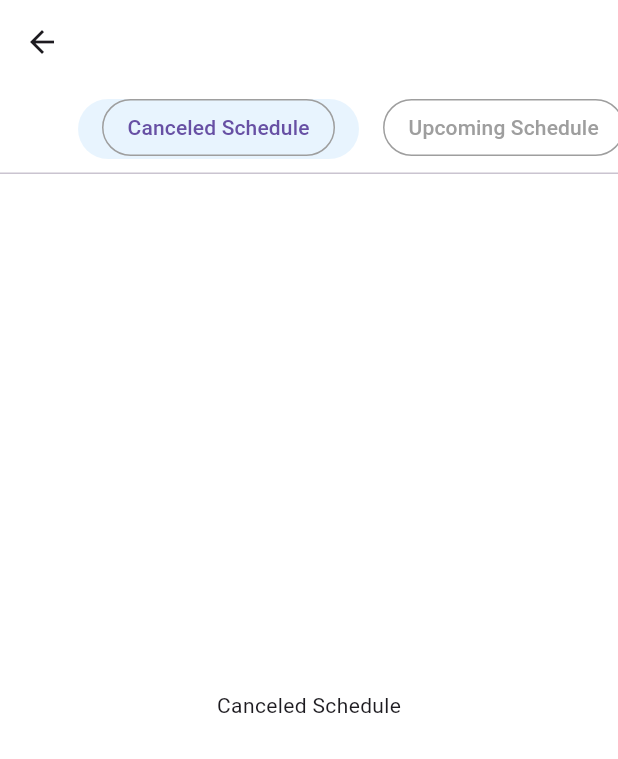
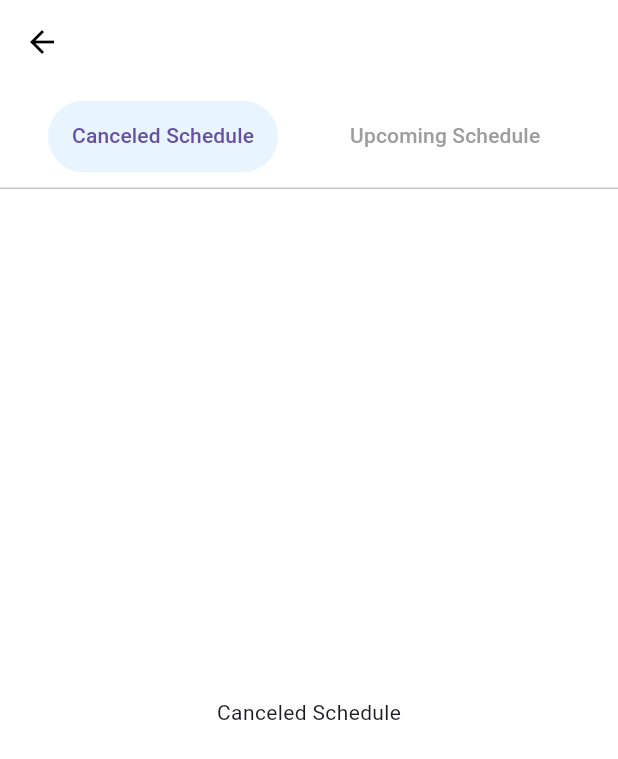
Before and after one commit to Hnayudie/start_project, a Flutter app: the ScheduleScreen screen opened directly, on a phone screen of 412 x 824 dp. Shown: the top 759 px of the screen. Run offline on Flutter 3.47's test engine with Material 3 defaults, Android fonts, the phone set to English and light mode, and no system bars; our stand-ins replace cached_network_image, cloud_firestore, firebase_core, flutter_svg; accounts and stored records are empty; project files that could hold a hidden picture were left out.

```diff
--- a/lib/schedule.dart
+++ b/lib/schedule.dart
@@ -8,91 +8,47 @@ class ScheduleScreen extends StatefulWidget {
 
   @override
   State<ScheduleScreen> createState() => _ScheduleScreenState();
-
 }
 
-class _ScheduleScreenState  extends State<ScheduleScreen> {
+class _ScheduleScreenState extends State<ScheduleScreen> {
   final FirebaseFirestore firestore = FirebaseFirestore.instance;
+
   @override
   Widget build(BuildContext context) {
     return Scaffold(
       backgroundColor: Colors.white,
       appBar: AppBar(
-        backgroundColor: Colors.transparent,
+        backgroundColor: Colors.white,
+        centerTitle: true,
+        iconTheme: const IconThemeData(color: Colors.black),
       ),
       body: DefaultTabController(
         length: 3,
         child: Column(
           children: [
-            Material(
-              child: Container(
-                height: 60,
-                color: Colors.white,
+            // Custom TabBar
+            SizedBox(
+              height: 70,
               child: TabBar(
                 isScrollable: true,
-                  padding: const EdgeInsets.symmetric(vertical: 10),
+                automaticIndicatorColorAdjustment: false,
+                overlayColor: MaterialStateProperty.all<Color>(Colors.transparent),
                 unselectedLabelColor: Colors.grey,
-                  indicatorSize: TabBarIndicatorSize.tab,
+                padding: const EdgeInsets.only(left: 16),
                 indicator: BoxDecoration(
                   borderRadius: BorderRadius.circular(30),
                   color: Colors.blue.withOpacity(0.1),
                 ),
+                tabAlignment: TabAlignment.center,
+
                 tabs: [
-                    Tab(
-                      child: Container(
-                        padding: const EdgeInsets.symmetric(horizontal: 16),
-                        height: 50,
-                        decoration: BoxDecoration(
-                          borderRadius: BorderRadius.circular(30),
-                          border: Border.all(color: Colors.grey, width: 1),
-                        ),
-                        child: const Align(
-                          alignment: Alignment.center,
-                          child: Text(
-                            "Canceled Schedule",
-                            overflow: TextOverflow.visible,
-                          ),
-                        ),
-                      ),
-                    ),
-                    Tab(
-                      child: Container(
-                        padding: const EdgeInsets.symmetric(horizontal: 16),
-                        height: 50,
-                        decoration: BoxDecoration(
-                          borderRadius: BorderRadius.circular(30),
-                          border: Border.all(color: Colors.grey, width: 1),
-                        ),
-                        child: const Align(
-                          alignment: Alignment.center,
-                          child: Text(
-                            "Upcoming Schedule",
-                            overflow: TextOverflow.visible,
-                          ),
-                        ),
-                      ),
-                    ),
-                    Tab(
-                      child: Container(
-                        padding: const EdgeInsets.symmetric(horizontal: 16),
-                        height: 50,
-                        decoration: BoxDecoration(
-                          borderRadius: BorderRadius.circular(30),
-                          border: Border.all(color: Colors.grey, width: 1),
-                        ),
-                        child: const Align(
-                          alignment: Alignment.center,
-                          child: Text(
-                            "Completed Schedule",
-                            overflow: TextOverflow.visible,
-                          ),
-                        ),
-                      ),
-                    ),
+                  _buildCustomTab("Canceled Schedule"),
+                  _buildCustomTab("Upcoming Schedule"),
+                  _buildCustomTab("Completed Schedule"),
                 ],
               ),
             ),
-            ),
+            // TabBarView for each tab
             Expanded(
               child: TabBarView(
                 children: [
@@ -102,13 +58,13 @@ class _ScheduleScreenState  extends State<ScheduleScreen> {
                   StreamBuilder<QuerySnapshot>(
                     stream: firestore.collection('HighlightDoctor').snapshots(),
                     builder: (context, snapshot) {
-                      if(snapshot.connectionState == ConnectionState.waiting) {
+                      if (snapshot.connectionState == ConnectionState.waiting) {
                         return const Center(child: CircularProgressIndicator());
                       }
-                      if(!snapshot.hasData || snapshot.data!.docs.isEmpty) {
+                      if (!snapshot.hasData || snapshot.data!.docs.isEmpty) {
                         return const Center(child: Text('No Upcoming Schedules.'));
                       }
-                      final doctors = snapshot.data!.docs.map((doc){
+                      final doctors = snapshot.data!.docs.map((doc) {
                         final data = doc.data() as Map<String, dynamic>;
                         return HighlightDoctor(
                           name: data['name'] ?? 'Unknown',
@@ -132,20 +88,45 @@ class _ScheduleScreenState  extends State<ScheduleScreen> {
                   ),
                 ],
               ),
-            )
+            ),
           ],
         ),
       ),
     );
   }
 
+  // Helper method for custom tab design
+  Widget _buildCustomTab(String title) {
+    return Tab(
+      child: Container(
+        padding: const EdgeInsets.symmetric(horizontal: 16),
+        height: 50,
+        decoration: BoxDecoration(
+          borderRadius: BorderRadius.circular(30),
+        ),
+        child: Align(
+          alignment: Alignment.center,
+          child: Text(
+            title,
+            style: const TextStyle(
+              fontSize: 14,
+              fontWeight: FontWeight.w500,
+            ),
+            overflow: TextOverflow.visible,
+          ),
+        ),
+      ),
+    );
+  }
+
+  // Widget for upcoming schedule cards
   Widget _upComingSchedule(HighlightDoctor highlightDoctor) {
     return Container(
       margin: const EdgeInsets.only(bottom: 16),
       padding: const EdgeInsets.all(16),
       decoration: BoxDecoration(
         color: Colors.grey.shade100,
-          borderRadius: BorderRadius.circular(16)
+        borderRadius: BorderRadius.circular(16),
       ),
       child: Column(
         crossAxisAlignment: CrossAxisAlignment.start,
@@ -156,13 +137,18 @@ class _ScheduleScreenState  extends State<ScheduleScreen> {
                 radius: 25,
                 backgroundColor: Colors.white,
                 child: ClipOval(
-                  child: CachedNetworkImage(imageUrl: highlightDoctor.avatarPath, imageBuilder: (context, imageProvider) => Container(
+                  child: CachedNetworkImage(
+                    imageUrl: highlightDoctor.avatarPath,
+                    imageBuilder: (context, imageProvider) => Container(
                       decoration: BoxDecoration(
                         borderRadius: BorderRadius.circular(16),
-                      image: DecorationImage(image: imageProvider, fit: BoxFit.cover),
-
+                        image: DecorationImage(
+                          image: imageProvider,
+                          fit: BoxFit.cover,
                         ),
-                  ),),
+                      ),
+                    ),
+                  ),
                 ),
               ),
               const SizedBox(width: 16),
@@ -230,7 +216,6 @@ class _ScheduleScreenState  extends State<ScheduleScreen> {
                 borderRadius: BorderRadius.circular(20),
               ),
             ),
-
             child: const Text(
               "Detail",
               style: TextStyle(color: Colors.blue),
--- a/pubspec.yaml
+++ b/pubspec.yaml
@@ -19,6 +19,7 @@ dependencies:
   firebase_database: ^11.2.0
   cached_network_image: ^3.4.1
 
+
 dev_dependencies:
   flutter_test:
     sdk: flutter
```
Also changed, not shown: lib/main.dart (+105 -21 lines). Lines whose indentation alone changed are shown as unchanged.
